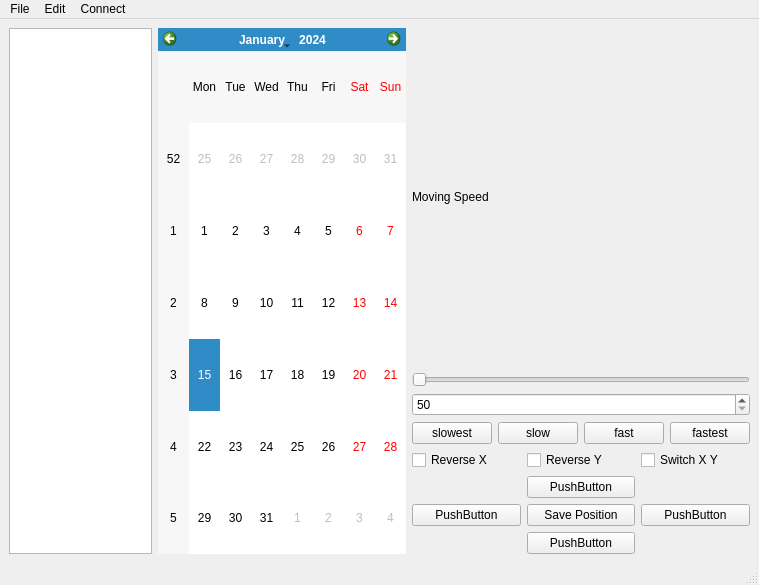
craterghost/ACI, file gui.ui: the form before one commit.
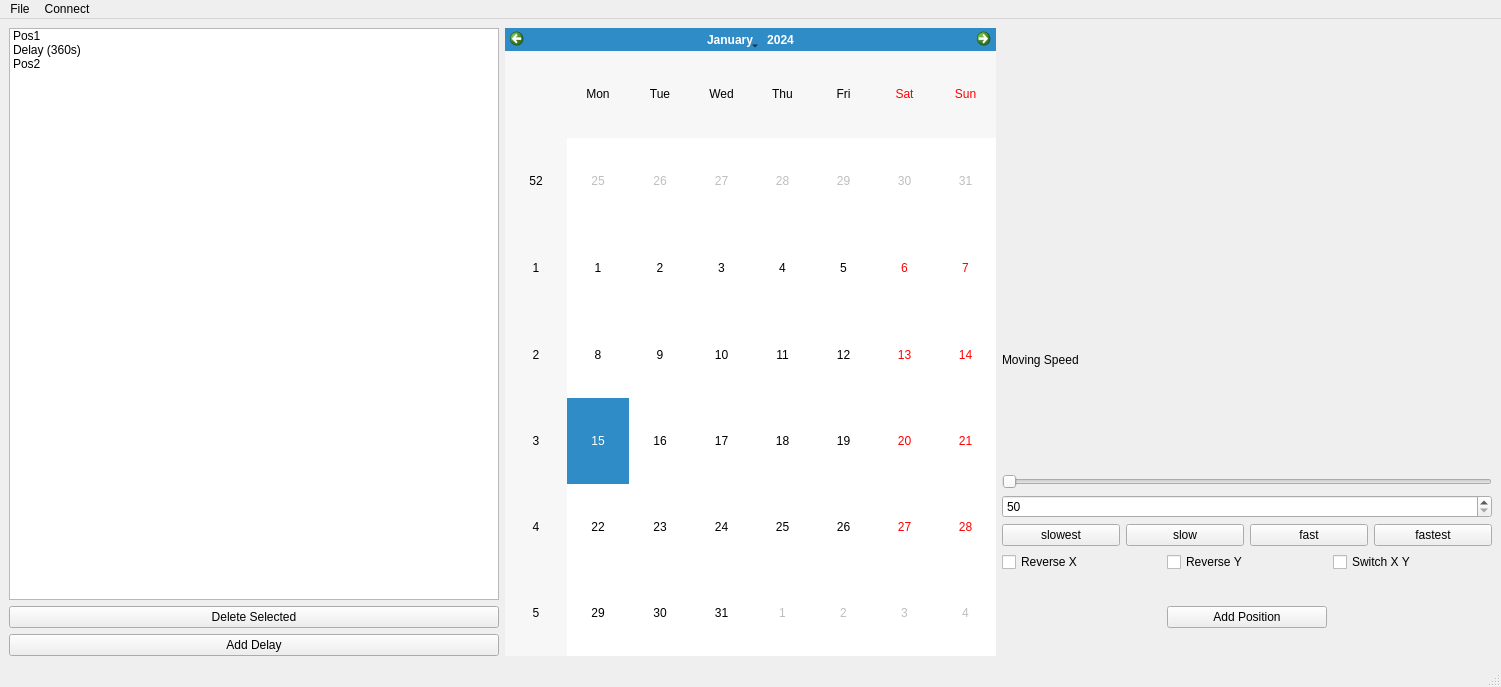
The form after the commit. Icons and pictures are not drawn.

Diff of the .ui file:
```diff
--- a/gui.ui
+++ b/gui.ui
@@ -6,8 +6,8 @@
    <rect>
     <x>0</x>
     <y>0</y>
-    <width>759</width>
-    <height>585</height>
+    <width>1501</width>
+    <height>687</height>
    </rect>
   </property>
   <property name="windowTitle">
@@ -21,7 +21,37 @@
     <item row="0" column="0">
      <layout class="QVBoxLayout" name="verticalLayout_2">
       <item>
-       <widget class="QListWidget" name="listWidget"/>
+       <widget class="QListWidget" name="listWidget">
+        <item>
+         <property name="text">
+          <string>Pos1</string>
+         </property>
+        </item>
+        <item>
+         <property name="text">
+          <string>Delay (360s)</string>
+         </property>
+        </item>
+        <item>
+         <property name="text">
+          <string>Pos2</string>
+         </property>
+        </item>
+       </widget>
+      </item>
+      <item>
+       <widget class="QPushButton" name="pushButton_2">
+        <property name="text">
+         <string>Delete Selected</string>
+        </property>
+       </widget>
+      </item>
+      <item>
+       <widget class="QPushButton" name="pushButton">
+        <property name="text">
+         <string>Add Delay</string>
+        </property>
+       </widget>
       </item>
      </layout>
     </item>
@@ -29,11 +59,27 @@
      <layout class="QVBoxLayout" name="verticalLayout_4">
       <item>
        <layout class="QVBoxLayout" name="verticalLayout_3">
+        <item>
+         <widget class="QLabel" name="label_2">
+          <property name="text">
+           <string/>
+          </property>
+          <property name="pixmap">
+           <pixmap>media/imsas_small.png</pixmap>
+          </property>
+          <property name="alignment">
+           <set>Qt::AlignBottom|Qt::AlignHCenter</set>
+          </property>
+         </widget>
+        </item>
         <item>
          <widget class="QLabel" name="label">
           <property name="layoutDirection">
            <enum>Qt::LeftToRight</enum>
           </property>
+          <property name="autoFillBackground">
+           <bool>false</bool>
+          </property>
           <property name="text">
            <string>Moving Speed</string>
           </property>
@@ -57,6 +103,9 @@
           <property name="minimum">
            <number>50</number>
           </property>
+          <property name="maximum">
+           <number>10000</number>
+          </property>
          </widget>
         </item>
         <item>
@@ -110,21 +159,48 @@
         <item row="2" column="2">
          <widget class="QPushButton" name="move_right">
           <property name="text">
-           <string>PushButton</string>
+           <string/>
+          </property>
+          <property name="icon">
+           <iconset>
+            <normaloff>media/arrow_right.png</normaloff>media/arrow_right.png</iconset>
+          </property>
+          <property name="shortcut">
+           <string>Right</string>
+          </property>
+          <property name="flat">
+           <bool>true</bool>
           </property>
          </widget>
         </item>
         <item row="2" column="0">
          <widget class="QPushButton" name="move_left">
           <property name="text">
-           <string>PushButton</string>
+           <string/>
+          </property>
+          <property name="icon">
+           <iconset>
+            <normaloff>media/arrow_left.png</normaloff>media/arrow_left.png</iconset>
+          </property>
+          <property name="shortcut">
+           <string>Left</string>
+          </property>
+          <property name="flat">
+           <bool>true</bool>
           </property>
          </widget>
         </item>
         <item row="2" column="1">
          <widget class="QPushButton" name="pushButton_6">
           <property name="text">
-           <string>Save Position</string>
+           <string>Add Position</string>
+          </property>
+          <property name="icon">
+           <iconset>
+            <normaloff>media/enter.png</normaloff>media/enter.png</iconset>
+          </property>
+          <property name="shortcut">
+           <string>Return</string>
           </property>
           <property name="flat">
            <bool>false</bool>
@@ -137,17 +213,20 @@
            <bool>false</bool>
           </property>
           <property name="text">
-           <string>PushButton</string>
+           <string/>
           </property>
-          <property name="flat">
+          <property name="icon">
+           <iconset>
+            <normaloff>media/arrow_up.png</normaloff>media/arrow_up.png</iconset>
+          </property>
+          <property name="shortcut">
+           <string>Up</string>
+          </property>
+          <property name="checkable">
            <bool>false</bool>
           </property>
-         </widget>
-        </item>
-        <item row="3" column="1">
-         <widget class="QPushButton" name="move_down">
-          <property name="text">
-           <string>PushButton</string>
+          <property name="flat">
+           <bool>true</bool>
           </property>
          </widget>
         </item>
@@ -172,6 +251,79 @@
           </property>
          </widget>
         </item>
+        <item row="3" column="1">
+         <widget class="QPushButton" name="move_down">
+          <property name="text">
+           <string/>
+          </property>
+          <property name="icon">
+           <iconset>
+            <normaloff>media/arrow_down.png</normaloff>media/arrow_down.png</iconset>
+          </property>
+          <property name="shortcut">
+           <string>Down</string>
+          </property>
+          <property name="flat">
+           <bool>true</bool>
+          </property>
+         </widget>
+        </item>
+        <item row="1" column="0">
+         <widget class="QPushButton" name="move_up_left">
+          <property name="text">
+           <string/>
+          </property>
+          <property name="icon">
+           <iconset>
+            <normaloff>media/arrow_up_left.png</normaloff>media/arrow_up_left.png</iconset>
+          </property>
+          <property name="flat">
+           <bool>true</bool>
+          </property>
+         </widget>
+        </item>
+        <item row="1" column="2">
+         <widget class="QPushButton" name="move_up_right">
+          <property name="text">
+           <string/>
+          </property>
+          <property name="icon">
+           <iconset>
+            <normaloff>media/arrow_up_right.png</normaloff>media/arrow_up_right.png</iconset>
+          </property>
+          <property name="flat">
+           <bool>true</bool>
+          </property>
+         </widget>
+        </item>
+        <item row="3" column="0">
+         <widget class="QPushButton" name="move_down_left">
+          <property name="text">
+           <string/>
+          </property>
+          <property name="icon">
+           <iconset>
+            <normaloff>media/arrow_down_left.png</normaloff>media/arrow_down_left.png</iconset>
+          </property>
+          <property name="flat">
+           <bool>true</bool>
+          </property>
+         </widget>
+        </item>
+        <item row="3" column="2">
+         <widget class="QPushButton" name="pushButton_5">
+          <property name="text">
+           <string/>
+          </property>
+          <property name="icon">
+           <iconset>
+            <normaloff>media/arrow_down_right.png</normaloff>media/arrow_down_right.png</iconset>
+          </property>
+          <property name="flat">
+           <bool>true</bool>
+          </property>
+         </widget>
+        </item>
        </layout>
       </item>
      </layout>
@@ -187,7 +339,7 @@
     <rect>
      <x>0</x>
      <y>0</y>
-     <width>759</width>
+     <width>1501</width>
      <height>25</height>
     </rect>
    </property>
@@ -198,11 +350,7 @@
     <addaction name="actionSave"/>
     <addaction name="actionNew"/>
     <addaction name="actionOpen"/>
-   </widget>
-   <widget class="QMenu" name="menuEdit">
-    <property name="title">
-     <string>Edit</string>
-    </property>
+    <addaction name="actionClose"/>
    </widget>
    <widget class="QMenu" name="menuConnect">
     <property name="title">
@@ -213,7 +361,6 @@
     <addaction name="actionConnect_Y"/>
    </widget>
    <addaction name="menuFile"/>
-   <addaction name="menuEdit"/>
    <addaction name="menuConnect"/>
   </widget>
   <action name="actionSave">
```
Left out of the diff: 79 changed lines with no effect on the pictures.
